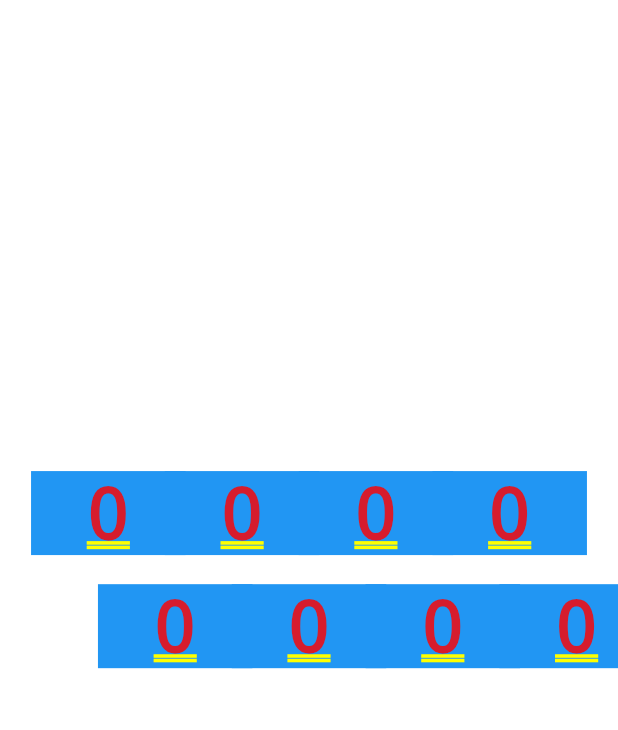
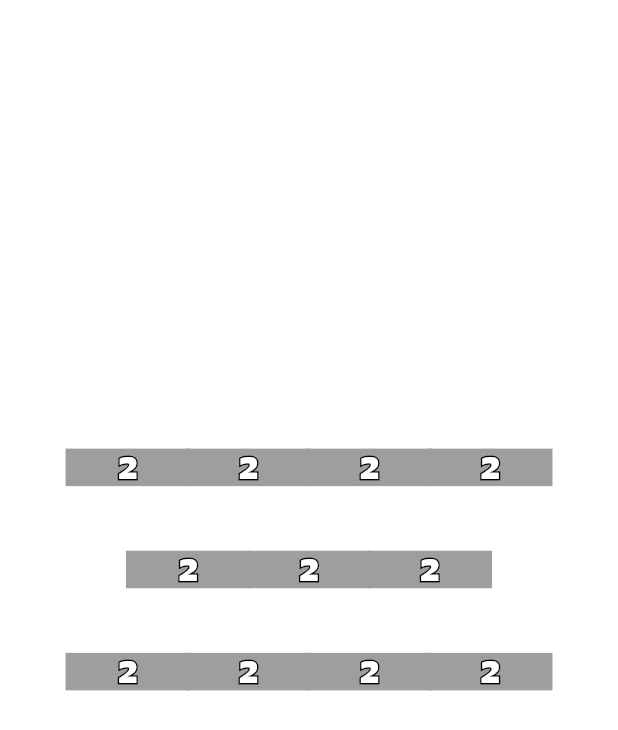
Before and after one commit to Sibrox/HexagonGlass, a Flutter app: the screen it shows after launch, on a phone screen of 412 x 824 dp. Shown: the top 730 px of the screen. Run offline on Flutter 3.47's test engine with Material 2 defaults, Android fonts, the phone set to English and light mode, and no system bars; our stand-ins replace equatable, flutter_bloc, permission_handler; missing offline and left inert: flutter_polygon.

Commit message:
fix: game bloc double click

```diff
--- a/lib/game/bloc/game_bloc.dart
+++ b/lib/game/bloc/game_bloc.dart
@@ -10,11 +10,11 @@ class GameBloc extends Bloc<GameEvent, Game> {
     });
 
     on<GameClickEvent>((event, emit) {
-      emit(state.generateFromClick(event.i, event.j));
+      emit(Game.generateFromClick(state, event.i, event.j));
     });
 
     on<GameReloadEvent>((event, emit) {
-      emit(state.buildFromOrigin());
+      emit(Game.buildFromOrigin(state.origin));
     });
   }
 }
--- a/lib/game/bloc/game_event.dart
+++ b/lib/game/bloc/game_event.dart
@@ -9,6 +9,11 @@ final class GameLoadEvent extends GameEvent {
   const GameLoadEvent(this.origin);
 }
 
+final class GenerateRandomLevel extends GameEvent {
+  final int nCol, nRow;
+  const GenerateRandomLevel(this.nCol, this.nRow);
+}
+
 final class GameReloadEvent extends GameEvent {
   const GameReloadEvent();
 }
--- a/lib/game/cell_info.dart
+++ b/lib/game/cell_info.dart
@@ -1,3 +1,5 @@
+import 'package:equatable/equatable.dart';
+
 import 'cell_colors.dart';
 
 const nextColor = {
@@ -6,22 +8,28 @@ const nextColor = {
   CellColors.grey: CellColors.primary
 };
 
-class CellInfo {
-  CellColors color;
-  bool isEnable;
-  bool isVisible;
+class CellInfo extends Equatable {
+  final CellColors color;
+  final bool isEnable;
+  final bool isVisible;
+  final int value;
 
-  CellInfo({required this.color, this.isEnable = true, this.isVisible = true});
+  const CellInfo(
+      {required this.color,
+      this.isEnable = true,
+      this.isVisible = true,
+      this.value = 0});
 
   factory CellInfo.buildFromOrigin(CellInfo originInfo) {
     return CellInfo(
         color: CellColors.grey,
         isEnable: originInfo.isEnable,
-        isVisible: originInfo.isVisible);
+        isVisible: originInfo.isVisible,
+        value: originInfo.value);
   }
 
-  void toggle() {
-    color = nextColor[color] as CellColors;
+  factory CellInfo.toggle(CellInfo current) {
+    return CellInfo(color: nextColor[current.color] as CellColors);
   }
 
   factory CellInfo.fromString(String stringCellInfo) {
@@ -30,20 +38,19 @@ class CellInfo {
         isVisible: stringCellInfo != '-' ? true : false);
   }
 
+  CellInfo copyWith({color, isEnable, isVisible, value}) {
+    return CellInfo(
+        color: color ?? this.color,
+        isEnable: isEnable ?? this.isEnable,
+        isVisible: isVisible ?? this.isVisible,
+        value: value ?? this.value);
+  }
+
   @override
   String toString() {
     return !isVisible ? "-" : cellColorsToString[color] as String;
   }
 
   @override
-  bool operator ==(Object other) {
-    CellInfo otherCellInfo = other as CellInfo;
-    return color == otherCellInfo.color &&
-        isVisible == otherCellInfo.isVisible &&
-        isEnable == otherCellInfo.isEnable;
-  }
-
-  @override
-  int get hashCode =>
-      (color.toString() + isVisible.toString() + isEnable.toString()).hashCode;
+  List<Object?> get props => [color, isVisible, isEnable, value];
 }
--- a/lib/game/game.dart
+++ b/lib/game/game.dart
@@ -1,23 +1,28 @@
-import 'package:flutter/foundation.dart';
+import 'package:equatable/equatable.dart';
+import 'package:hexagon_glass/game/cell_colors.dart';
 
 import 'cell_info.dart';
 
-class Game {
-  late int nRow, nCol;
-  late List<List<CellInfo>> origin;
-  late List<List<CellInfo>> status;
+part 'game_logic.dart';
 
-  Game(
+class Game extends Equatable {
+  final int nRow, nCol;
+  final List<List<CellInfo>> origin;
+  final List<List<CellInfo>> status;
+
+  const Game(
       {required this.origin,
       required this.status,
       required this.nRow,
       required this.nCol});
 
-  Game.buildFromString(String serializedGame) {
+  factory Game.buildFromString(String serializedGame) {
     var rows = serializedGame.split('\n');
-    nRow = rows.length;
-    origin = [];
-    status = [];
+
+    var nCol = 0;
+    var nRow = rows.length;
+    List<List<CellInfo>> origin = [];
+    List<List<CellInfo>> status = [];
 
     for (var (i, row) in rows.indexed) {
       origin.add([]);
@@ -30,11 +35,13 @@ class Game {
         status[i].add(CellInfo.buildFromOrigin(origin[i][j]));
       }
     }
+
+    return Game(nCol: nCol, nRow: nRow, origin: origin, status: status);
   }
 
-  Game buildFromOrigin() {
-    nRow = origin.length;
-    nCol = origin[0].length;
+  factory Game.buildFromOrigin(List<List<CellInfo>> origin) {
+    var nRow = origin.length;
+    var nCol = origin[0].length;
 
     List<List<CellInfo>> changeGame = [];
     for (var (i, row) in origin.indexed) {
@@ -47,24 +54,22 @@ class Game {
         nRow: nRow, nCol: nCol, origin: List.from(origin), status: changeGame);
   }
 
-  Game generateFromClick(int i, int j) {
-    List<List<CellInfo>> changeGame = List.from(status);
-    changeGame[i][j].toggle();
+  factory Game.generateFromClick(Game currentState, int i, int j) {
+    List<List<CellInfo>> changeGame =
+        List.from(currentState.status.map((list) => List<CellInfo>.from(list)));
+    changeGame[i][j] = CellInfo.toggle(changeGame[i][j]);
+
     return Game(
-        nRow: nRow, nCol: nCol, origin: List.from(origin), status: changeGame);
+        nRow: currentState.nRow,
+        nCol: currentState.nCol,
+        origin: currentState.origin,
+        status: changeGame);
+  }
+
+  factory Game.random(int nCol, int nRow, [int? seed]) {
+    throw Exception("Not implemented yet");
   }
 
   @override
-  bool operator ==(Object other) {
-    Game otherGame = (other as Game);
-    if (otherGame.status.length != status.length) return false;
-
-    for (var (i, _) in status.indexed) {
-      if (!listEquals(status[i], otherGame.status[i])) return false;
-    }
-    return true;
-  }
-
-  @override
-  int get hashCode => status.hashCode;
+  List<Object?> get props => [nCol, nRow, origin, status];
 }
--- a/lib/game/view/game_grid.dart
+++ b/lib/game/view/game_grid.dart
@@ -15,7 +15,7 @@ class GameGrid extends StatelessWidget {
 
   @override
   Widget build(BuildContext context) {
-    return BlocBuilder<GameBloc, Game>(builder: (context, state) {
+    return BlocBuilder<GameBloc, Game>(builder: (bloc, state) {
       return LayoutBuilder(
           builder: (BuildContext context, BoxConstraints constrain) {
         var widgetGridWidth = constrain.biggest.width;
@@ -71,9 +71,14 @@ class GameGrid extends StatelessWidget {
                       spacing: -clippedValue,
                       children: List.generate(
                           state.nCol,
-                          (nCol) => HexagonCell(
-                              cellInfo: state.status[nRow][nCol],
-                              size: hexagonSide)))),
+                          (nCol) => GestureDetector(
+                                onTap: () => bloc
+                                    .read<GameBloc>()
+                                    .add(GameClickEvent(nRow, nCol)),
+                                child: HexagonCell(
+                                    cellInfo: state.status[nRow][nCol],
+                                    size: hexagonSide),
+                              )))),
             ));
       });
     });
--- a/lib/game/view/hexagon_cell.dart
+++ b/lib/game/view/hexagon_cell.dart
@@ -1,33 +1,45 @@
 import 'package:flutter/material.dart';
 import 'package:flutter_polygon/flutter_polygon.dart';
+import 'package:hexagon_glass/game/cell_colors.dart';
 import 'package:hexagon_glass/game/cell_info.dart';
+import 'package:hexagon_glass/ui/stroke_text.dart';
 
-class HexagonCell extends StatefulWidget {
+const chooseColor = {
+  CellColors.primary: Colors.blue,
+  CellColors.secondary: Colors.amber,
+  CellColors.grey: Colors.grey
+};
+
+class HexagonCell extends StatelessWidget {
   final double size;
   final CellInfo cellInfo;
   const HexagonCell({super.key, required this.cellInfo, this.size = 15});
 
   @override
-  State<HexagonCell> createState() => _HexagonCellState();
-}
-
-class _HexagonCellState extends State<HexagonCell> {
-  @override
   Widget build(BuildContext context) {
-    return SizedBox(
-      width: widget.size,
+    return Container(
+        padding: const EdgeInsets.all(5),
+        width: size,
         child: ClipPolygon(
           sides: 6,
           borderRadius: 0,
           rotate: 60,
           boxShadows: [
             PolygonBoxShadow(
-              color: Colors.black,
-              elevation: widget.cellInfo.isVisible ? 5.0 : 0)
+                color: Colors.black, elevation: cellInfo.isVisible ? 5.0 : 0)
           ],
-        child: Container(
-            decoration: const BoxDecoration(color: Colors.blue),
-            child: Center(child: Text("0")))),
-    );
+          child: cellInfo.isVisible
+              ? Container(
+                  decoration: BoxDecoration(
+                    color: chooseColor[cellInfo.color],
+                  ),
+                  child: const Center(
+                      child: DefaultTextStyle(
+                          style: TextStyle(fontSize: 40, fontFamily: 'Rowdies'),
+                          child: StrokeText(
+                            text: "2",
+                          ))))
+              : Container(),
+        ));
   }
 }
--- a/lib/main.dart
+++ b/lib/main.dart
@@ -39,11 +39,12 @@ class MyApp extends StatelessWidget {
         home: MultiBlocProvider(
           providers: [
             BlocProvider(
-                create: (context) =>
-                    GameBloc(Game.buildFromString("0 1 0 1\n0 1 0 0"))),
+                create: (context) => GameBloc(
+                    Game.buildFromString("0 2 0 2\n0 1 0 -\n0 0 0 0"))),
             BlocProvider(create: (context) => DataBloc())
           ],
-          child: Container(child: GameGrid()),
+          child: Container(
+              padding: const EdgeInsets.all(20), child: const GameGrid()),
         ));
   }
 }
--- a/pubspec.yaml
+++ b/pubspec.yaml
@@ -39,6 +39,7 @@ dependencies:
   path_provider: ^2.0.11
   permission_handler: ^10.1.0
   json_annotation: ^4.8.1
+  equatable: ^2.0.5
 
 dev_dependencies:
   flutter_test:
```
Also changed, not shown: lib/game/game_logic.dart (added, +41 -0 lines), 39 other files. Lines whose indentation alone changed are shown as unchanged.
